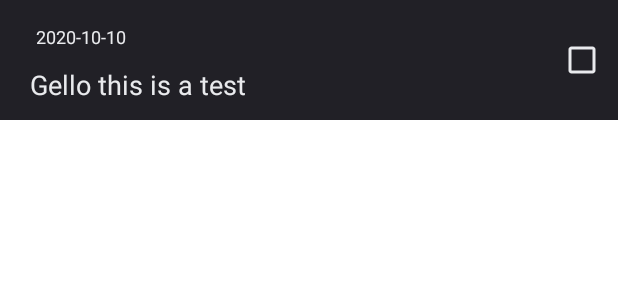
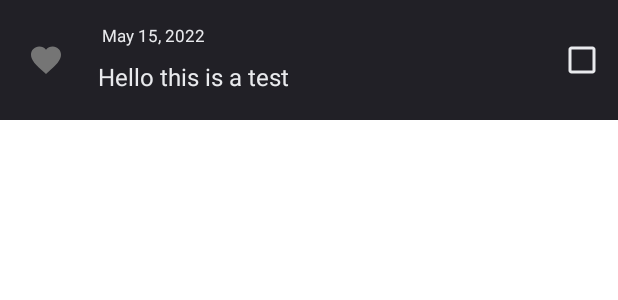
Before and after one commit to abiralpandey34/TodoApp-, an Android app: the layout list_item.xml on its own in the app's theme, with its tools: preview values and no code run, on a phone screen of 412 x 824 dp. Shown: the top 300 px of the screen. Run offline under Robolectric (Android 15) with nearby library versions, the phone set to English and light mode, and no system bars.

Commit message:
Favourites Added

```diff
--- a/app/src/main/java/com/example/todoapp/AddTodoActivity.java
+++ b/app/src/main/java/com/example/todoapp/AddTodoActivity.java
@@ -119,7 +119,7 @@ public class AddTodoActivity extends AppCompatActivity {
                 else{
                     //This condition gets executed when  a new to-do item is being created.
                     if(todo.getDescription()==null){
-                        database.todoDao().insertTodo(new Todo(title, description, date, false));
+                        database.todoDao().insertTodo(new Todo(title, description, date, false, false));
                         Toast.makeText(AddTodoActivity.this, "Todo Created", Toast.LENGTH_SHORT).show();
                     }
                     //This condition gets executed when to-do item is updated/edited.
@@ -127,6 +127,7 @@ public class AddTodoActivity extends AppCompatActivity {
                         todo.setTitle(title);
                         todo.setDescription(description);
                         todo.setCompleted(false);
+                        todo.setFavourite(false);
                         todo.setCreatedDate(date);
 
                         // Connection to database
@@ -148,6 +149,7 @@ public class AddTodoActivity extends AppCompatActivity {
         todoDescription.setText(todo.getDescription());
         deleteButton.setVisibility(View.VISIBLE);
         saveButton.setText("UPDATE");
+
     }
 
     //This method gets called only when to-do item is being deleted.
--- a/app/src/main/java/com/example/todoapp/RoomDB.java
+++ b/app/src/main/java/com/example/todoapp/RoomDB.java
@@ -6,7 +6,7 @@ import androidx.room.Database;
 import androidx.room.Room;
 import androidx.room.RoomDatabase;
 
-@Database(entities={Todo.class}, version = 1, exportSchema=false)
+@Database(entities={Todo.class}, version = 2, exportSchema=false)
 public abstract class RoomDB extends RoomDatabase {
 
     private static RoomDB db;
--- /dev/null
+++ b/app/src/main/res/drawable/ic_black_heart.xml
@@ -0,0 +1,6 @@
+<vector android:height="23.849672dp" android:viewportHeight="69.87"
+    android:viewportWidth="73.24" android:width="25dp" xmlns:android="http://schemas.android.com/apk/res/android">
+    <path android:fillColor="#FF000000"
+        android:pathData="M2,21.47a19.21,19.21 0,0 1,1.2 -7.74C5.52,7.76 9.7,4 15.71,2.53 21.9,1.06 27.4,2.67 32.18,7a22.3,22.3 0,0 1,4.26 5.29c0.18,0.31 0.18,0.31 0.37,0a21.7,21.7 0,0 1,7.81 -7.91,16.78 16.78,0 0,1 6.6,-2.22A17.29,17.29 0,0 1,64.65 6.05a18,18 0,0 1,6.19 10.54,26.22 26.22,0 0,1 0.34,6.56 37.08,37.08 0,0 1,-0.84 6.48,26.91 26.91,0 0,1 -4.44,9.8 54.6,54.6 0,0 1,-6.21 7c-3.1,3 -6.34,5.89 -9.54,8.79 -4.51,4.07 -9,8.2 -13.3,12.49 -0.18,0.18 -0.28,0.18 -0.46,0 -3.59,-3.57 -7.28,-7 -11,-10.43 -3,-2.72 -6,-5.43 -9,-8.17a82,82 0,0 1,-7.1 -7.22A28.83,28.83 0,0 1,3.16 30.67a33.77,33.77 0,0 1,-1 -6.18C2.08,23.55 2,22.61 2,21.47Z"
+        android:strokeColor="#fff" android:strokeWidth="4"/>
+</vector>
--- /dev/null
+++ b/app/src/main/res/drawable/ic_heart.xml
@@ -0,0 +1,5 @@
+<vector android:height="24dp" android:tint="#8A8A8A"
+    android:viewportHeight="24" android:viewportWidth="24"
+    android:width="24dp" xmlns:android="http://schemas.android.com/apk/res/android">
+    <path android:fillColor="@android:color/white" android:pathData="M12,21.35l-1.45,-1.32C5.4,15.36 2,12.28 2,8.5 2,5.42 4.42,3 7.5,3c1.74,0 3.41,0.81 4.5,2.09C13.09,3.81 14.76,3 16.5,3 19.58,3 22,5.42 22,8.5c0,3.78 -3.4,6.86 -8.55,11.54L12,21.35z"/>
+</vector>
--- /dev/null
+++ b/app/src/main/res/drawable/ic_red_heart.xml
@@ -0,0 +1,4 @@
+<vector android:height="23.783218dp" android:viewportHeight="65.87"
+    android:viewportWidth="69.24" android:width="25dp" xmlns:android="http://schemas.android.com/apk/res/android">
+    <path android:fillColor="#ed2424" android:pathData="M0,19.47a19.21,19.21 0,0 1,1.2 -7.74C3.52,5.76 7.7,2 13.71,0.53 19.9,-0.94 25.4,0.67 30.18,5a22.3,22.3 0,0 1,4.26 5.29c0.18,0.31 0.18,0.31 0.37,0a21.7,21.7 0,0 1,7.81 -7.91A16.78,16.78 0,0 1,49.22 0.16,17.29 17.29,0 0,1 62.65,4.05a18,18 0,0 1,6.19 10.54,26.22 26.22,0 0,1 0.34,6.56 37.08,37.08 0,0 1,-0.84 6.48,26.91 26.91,0 0,1 -4.44,9.8 54.6,54.6 0,0 1,-6.21 7c-3.1,3 -6.34,5.89 -9.54,8.79 -4.51,4.07 -9,8.2 -13.3,12.49 -0.18,0.18 -0.28,0.18 -0.46,0 -3.59,-3.57 -7.28,-7 -11,-10.43 -3,-2.72 -6,-5.43 -9,-8.17a82,82 0,0 1,-7.1 -7.22A28.83,28.83 0,0 1,1.16 28.67a33.77,33.77 0,0 1,-1 -6.18C0.08,21.55 0,20.61 0,19.47Z"/>
+</vector>
--- /dev/null
+++ b/app/src/main/res/drawable/ic_star.xml
@@ -0,0 +1,5 @@
+<vector android:height="24dp" android:tint="#8A8A8A"
+    android:viewportHeight="24" android:viewportWidth="24"
+    android:width="24dp" xmlns:android="http://schemas.android.com/apk/res/android">
+    <path android:fillColor="@android:color/white" android:pathData="M12,17.27L18.18,21l-1.64,-7.03L22,9.24l-7.19,-0.61L12,2 9.19,8.63 2,9.24l5.46,4.73L5.82,21z"/>
+</vector>
--- a/app/src/main/res/layout/list_item.xml
+++ b/app/src/main/res/layout/list_item.xml
@@ -14,26 +14,26 @@
         android:id="@+id/todo_title_text_view"
         android:layout_width="wrap_content"
         android:layout_height="wrap_content"
-        android:text="Gello this is a test"
-        android:layout_marginLeft="20dp"
+        android:layout_marginStart="20dp"
+        android:text="Hello this is a test"
         android:textColor="@color/text_color"
-        android:textSize="18dp"
+        android:textSize="16dp"
         app:layout_constraintBottom_toBottomOf="parent"
-        app:layout_constraintStart_toStartOf="parent"
-        app:layout_constraintTop_toBottomOf="@+id/todo_date_text_view" />
+        app:layout_constraintStart_toEndOf="@+id/favourite_button"
+        app:layout_constraintTop_toBottomOf="@+id/todo_date_text_view"
+        app:layout_constraintVertical_bias="0.333" />
 
     <TextView
         android:id="@+id/todo_date_text_view"
         android:layout_width="wrap_content"
         android:layout_height="wrap_content"
         android:layout_marginTop="16dp"
-        android:text="2020-10-10"
-        android:layout_marginLeft="20dp"
+        android:text="May 15, 2022"
         android:textColor="@color/text_color"
-        android:textSize="12dp"
+        android:textSize="11dp"
         app:layout_constraintEnd_toEndOf="parent"
-        app:layout_constraintHorizontal_bias="0.012"
-        app:layout_constraintStart_toStartOf="parent"
+        app:layout_constraintHorizontal_bias="0.077"
+        app:layout_constraintStart_toEndOf="@+id/favourite_button"
         app:layout_constraintTop_toTopOf="parent" />
 
     <CheckBox
@@ -45,5 +45,18 @@
         app:layout_constraintEnd_toEndOf="parent"
         app:layout_constraintTop_toTopOf="parent" />
 
+    <CheckBox
+        android:id="@+id/favourite_button"
+        android:layout_width="29dp"
+        android:layout_height="43dp"
+        android:button="@drawable/ic_heart"
+        android:theme="@style/checkBoxStyle"
+        app:layout_constraintBottom_toBottomOf="parent"
+        app:layout_constraintEnd_toStartOf="@+id/todo_completed_check_box"
+        app:layout_constraintHorizontal_bias="0.047"
+        app:layout_constraintStart_toStartOf="parent"
+        app:layout_constraintTop_toTopOf="parent"
+        app:layout_constraintVertical_bias="0.513" />
+
 
 </androidx.constraintlayout.widget.ConstraintLayout>
--- a/app/src/main/res/values/themes.xml
+++ b/app/src/main/res/values/themes.xml
@@ -27,4 +27,9 @@
         <item name="android:windowExitAnimation">@android:anim/fade_out</item>
     </style>
 
+    <style name="checkBoxStyle" parent="Widget.MaterialComponents.Button.TextButton.Dialog">
+        <item name="colorAccent">@android:color/holo_red_dark</item>
+        <item name="android:textColorSecondary">@android:color/background_dark</item>
+    </style>
+
 </resources>
```
Also changed, not shown: app/src/main/java/com/example/todoapp/Todo.java (+13 -1 lines), app/src/main/java/com/example/todoapp/TodoAdapter.java (+36 -0 lines), 3 other files.
